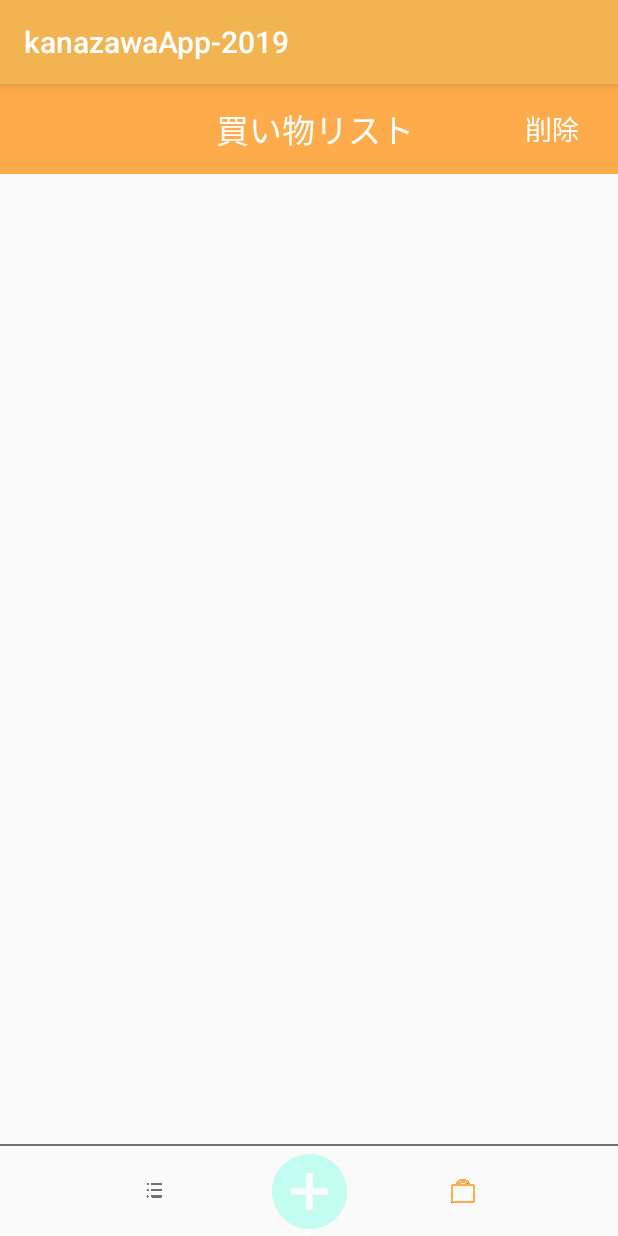
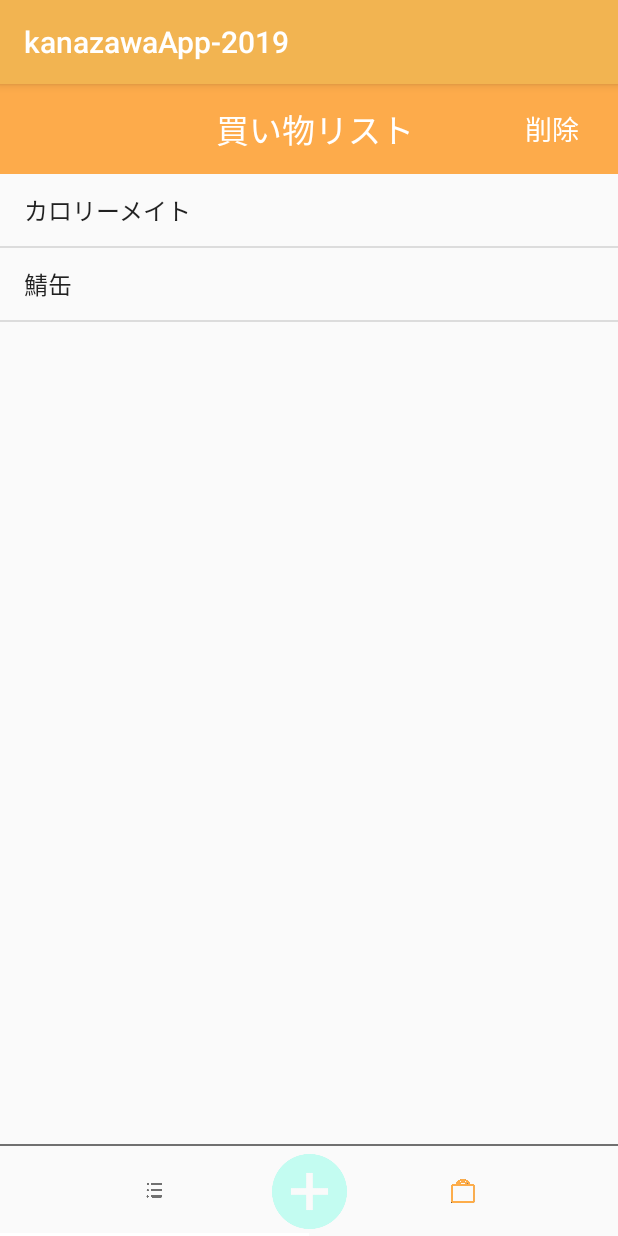
Before and after one commit to kirikirisu/kanazawaApp-2019, an Android app: the ShoppingListActivity screen opened directly, with no data from a screen before it, on a phone screen of 412 x 824 dp. Run offline under Robolectric (Android 15) with nearby library versions, the phone set to English and light mode, and no system bars.

Commit message:
買い物リストのテストデータを追加

```diff
--- a/app/src/main/java/com/example/kanazawaapp_2019/ShoppingListActivity.kt
+++ b/app/src/main/java/com/example/kanazawaapp_2019/ShoppingListActivity.kt
@@ -3,6 +3,8 @@ package com.example.kanazawaapp_2019
 import android.content.Intent
 import androidx.appcompat.app.AppCompatActivity
 import android.os.Bundle
+import android.widget.ArrayAdapter
+import android.widget.ListView
 import kotlinx.android.synthetic.main.activity_shoppinglist.*
 
 class ShoppingListActivity : AppCompatActivity() {
@@ -12,10 +14,16 @@ class ShoppingListActivity : AppCompatActivity() {
         setContentView(R.layout.activity_shoppinglist)
 
         //保存食追加ボタンの実装
-        shoppingListAddButton.setOnClickListener {
-            val intent = Intent(application, FoodAdditionActivity::class.java)
-            startActivity(intent)
-        }
+        //shoppingListAddButton.setOnClickListener {
+            //val intent = Intent(application, FoodAdditionActivity::class.java)
+            //startActivity(intent)
+        //}
+
+        //listにテストデータを追加
+        val listView = findViewById(R.id.shoppingListView) as ListView
+        val dataArray = arrayOf("カロリーメイト", "鯖缶")
+        val adapter = ArrayAdapter<String>(this, android.R.layout.simple_list_item_1, dataArray)
+        listView.adapter = adapter
 
     }
 }
--- a/app/src/main/res/layout/activity_shoppinglist.xml
+++ b/app/src/main/res/layout/activity_shoppinglist.xml
@@ -7,8 +7,8 @@
     <ListView
         android:id="@+id/shoppingListView"
         android:layout_width="wrap_content"
-        android:layout_height="wrap_content"
-        android:background="@color/colorGray"
+        android:layout_height="0dp"
+        android:background="@color/transparent"
         app:layout_constraintBottom_toTopOf="@+id/shoppingListLine"
         app:layout_constraintEnd_toEndOf="parent"
         app:layout_constraintStart_toStartOf="parent"
```
